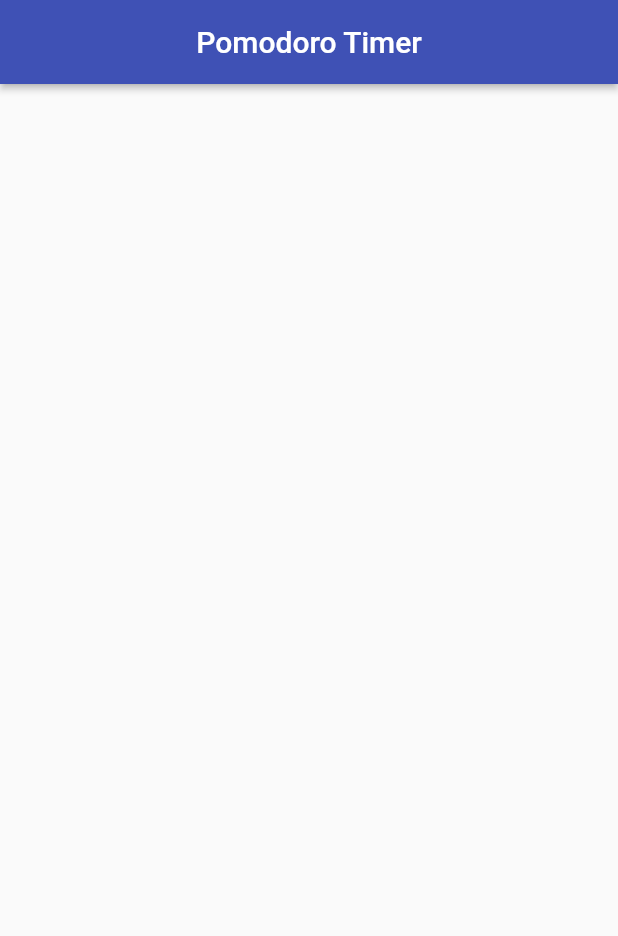
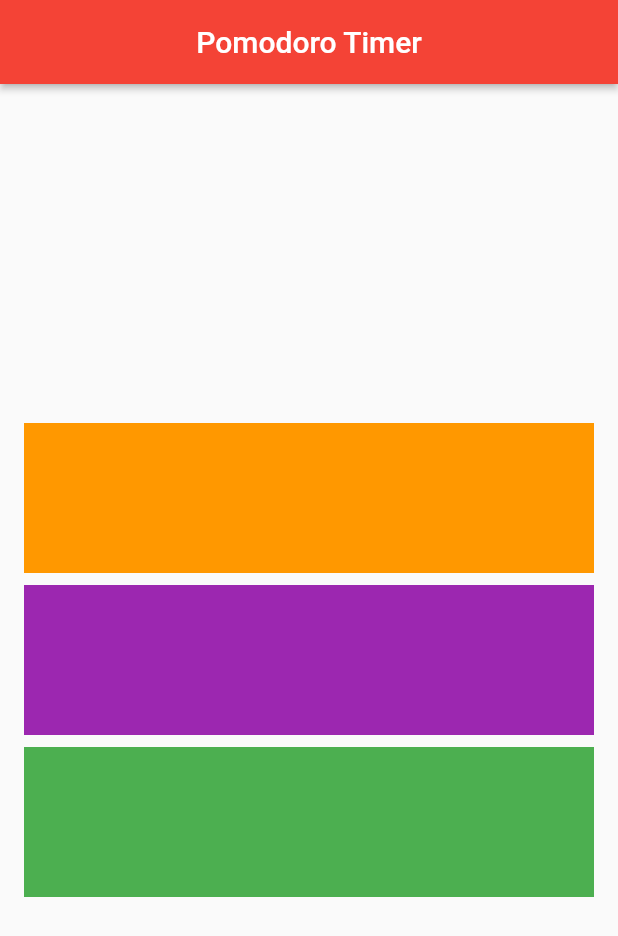
Before and after one commit to COAB1/capyba, a Flutter app: the screen it shows after launch, on a phone screen of 412 x 824 dp. Shown: the top 936 px of the screen. Run offline on Flutter 3.47's test engine with Material 2 defaults, Android fonts, the light colour scheme and no system bars.

Commit message:
Create buttons for login page

```diff
--- a/lib/app/sign_in/sign_in_page.dart
+++ b/lib/app/sign_in/sign_in_page.dart
@@ -8,6 +8,40 @@ class SignInPage extends StatelessWidget {
         title: Text('Pomodoro Timer'),
         centerTitle: true,
         elevation: 2.0,
-      ),    );
+      ),
+      body: _buildButtons(),
+    );
+  }
+
+  Widget _buildButtons() {
+    return Padding(
+      padding: EdgeInsets.all(16.0),
+      child: Column(
+        mainAxisAlignment: MainAxisAlignment.center,
+        crossAxisAlignment: CrossAxisAlignment.stretch,
+        children: <Widget>[
+          Container(
+            color: Colors.orange,
+            child: SizedBox(
+              height: 100.0,
+            ),
+          ),
+          SizedBox(height: 8.0),
+          Container(
+            color: Colors.purple,
+            child: SizedBox(
+              height: 100.0,
+            ),
+          ),
+          SizedBox(height: 8.0),
+          Container(
+            color: Colors.green,
+            child: SizedBox(
+              height: 100.0,
+            ),
+          ),
+        ],
+      ),
+    );
   }
 }
--- a/lib/main.dart
+++ b/lib/main.dart
@@ -12,7 +12,7 @@ class MyApp extends StatelessWidget {
       title: 'Capyba App',
       debugShowCheckedModeBanner: false,
       theme: ThemeData(
-        primarySwatch: Colors.indigo,
+        primarySwatch: Colors.red,
       ),
       home: SignInPage(),
     );
```
